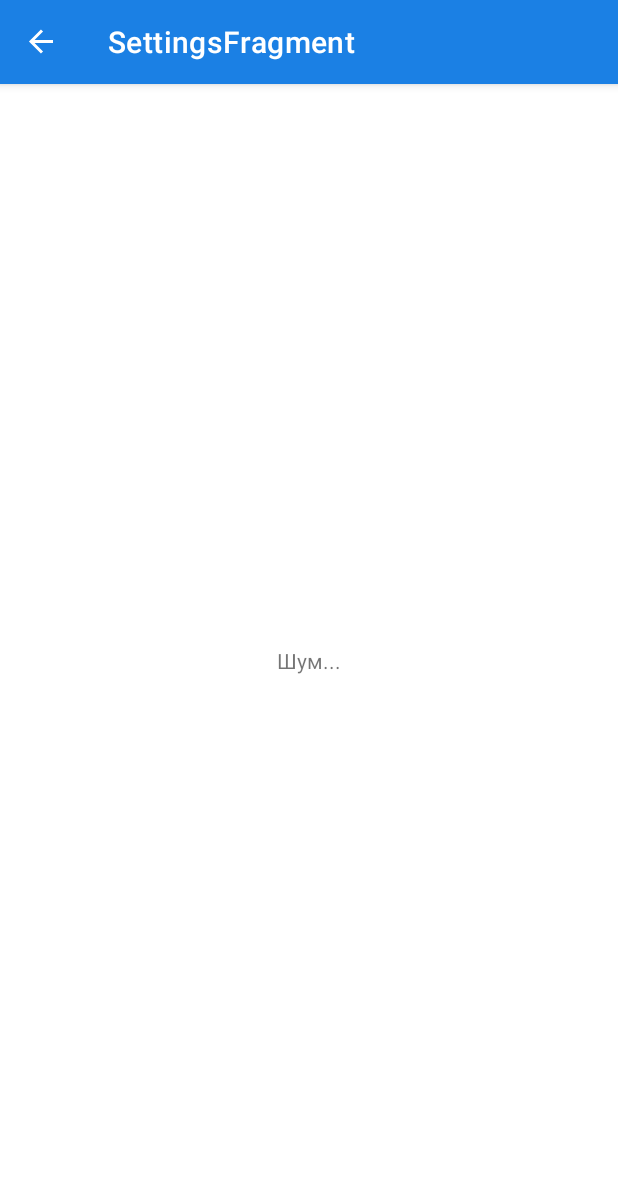
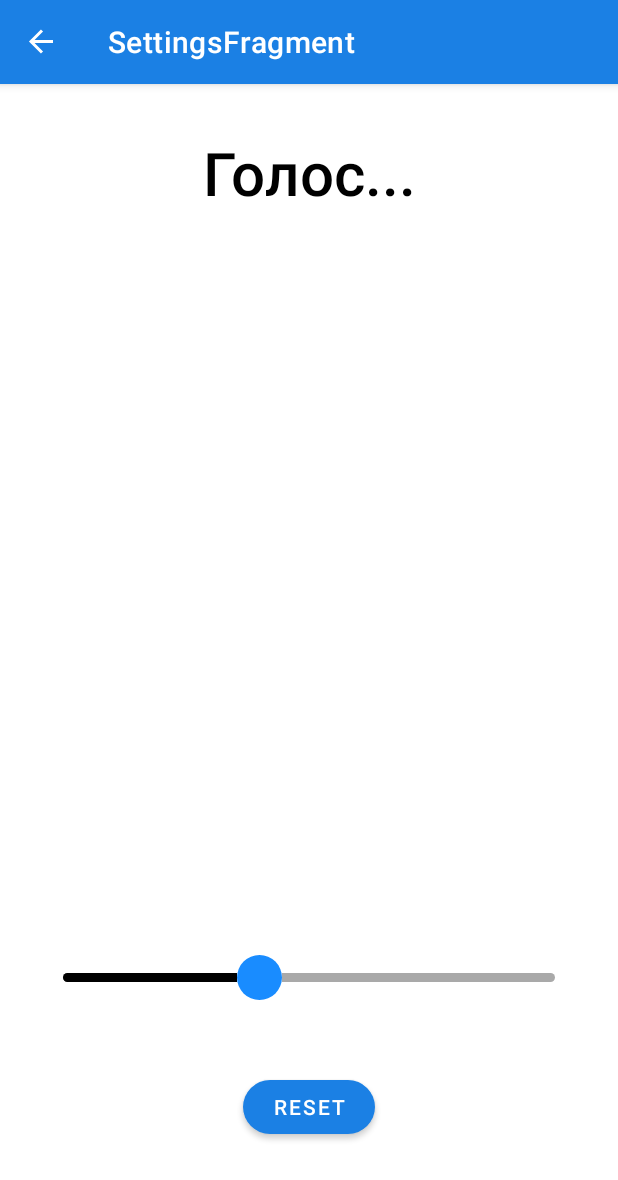
Before and after one commit to zhilovhub/synthtranslator, an Android app: the SettingsFragment screen opened through its navigation route, on a phone screen of 412 x 824 dp. Shown: the top 1180 px of the screen. Run offline under Robolectric (Android 15) with nearby library versions, the phone set to English and light mode, and no system bars; our stand-ins replace data binding, navigation-ui.

Commit message:
styled seekbar

```diff
--- /dev/null
+++ b/synthtranslatorapp/app/src/main/res/drawable/border_seekbar.xml
@@ -0,0 +1,11 @@
+<?xml version="1.0" encoding="utf-8"?>
+<layer-list xmlns:android="http://schemas.android.com/apk/res/android">
+    <item>
+        <shape>
+            <corners
+                android:radius="5dp" />
+            <solid
+                android:color="@color/seekbar_bg" />
+        </shape>
+    </item>
+</layer-list>
--- /dev/null
+++ b/synthtranslatorapp/app/src/main/res/drawable/custom_thumb.xml
@@ -0,0 +1,10 @@
+<?xml version="1.0" encoding="utf-8"?>
+<layer-list xmlns:android="http://schemas.android.com/apk/res/android">
+    <item android:id="@+id/custom_thumb">
+        <shape android:shape="oval">
+            <solid android:color="@color/blue_200"/>
+            <size android:height="30dp"
+                android:width="30dp"/>
+        </shape>
+    </item>
+</layer-list>
--- /dev/null
+++ b/synthtranslatorapp/app/src/main/res/drawable/seekbar_progress.xml
@@ -0,0 +1,15 @@
+<?xml version="1.0" encoding="utf-8"?>
+<layer-list
+    xmlns:android="http://schemas.android.com/apk/res/android">
+    <item
+        android:id="@+id/progressShape" >
+        <clip>
+            <shape
+                android:shape="rectangle" >
+                <corners android:radius="5dp" />
+                <solid android:color="@color/black" />
+            </shape>
+        </clip>
+
+    </item>
+</layer-list>
--- /dev/null
+++ b/synthtranslatorapp/app/src/main/res/drawable/seekbar_style.xml
@@ -0,0 +1,11 @@
+<?xml version="1.0" encoding="utf-8"?>
+<layer-list xmlns:android="http://schemas.android.com/apk/res/android">
+    <item android:id="@android:id/background"
+        android:drawable="@drawable/border_seekbar" >
+    </item>
+
+    <item android:id="@android:id/progress" >
+        <clip
+            android:drawable="@drawable/seekbar_progress" />
+    </item>
+</layer-list>
--- a/synthtranslatorapp/app/src/main/res/layout/fragment_settings.xml
+++ b/synthtranslatorapp/app/src/main/res/layout/fragment_settings.xml
@@ -8,15 +8,47 @@
         android:layout_width="match_parent"
         android:layout_height="match_parent">
 
-
         <TextView
             android:id="@+id/textView"
             android:layout_width="wrap_content"
             android:layout_height="wrap_content"
-            android:text="Шум..."
-            app:layout_constraintBottom_toBottomOf="parent"
+            android:layout_marginTop="32dp"
+            android:fontFamily="sans-serif-medium"
+            android:text="@string/barrierLevel"
+            android:textAlignment="center"
+            android:textColor="@color/black"
+            android:textSize="40sp"
             app:layout_constraintEnd_toEndOf="parent"
             app:layout_constraintStart_toStartOf="parent"
             app:layout_constraintTop_toTopOf="parent" />
+
+        <Button
+            android:id="@+id/button"
+            android:layout_width="wrap_content"
+            android:layout_height="wrap_content"
+            android:layout_marginStart="16dp"
+            android:layout_marginEnd="16dp"
+            android:layout_marginBottom="62dp"
+            android:text="@string/resetButton"
+            app:cornerRadius="200dp"
+            app:layout_constraintBottom_toBottomOf="parent"
+            app:layout_constraintEnd_toEndOf="parent"
+            app:layout_constraintStart_toStartOf="parent" />
+
+        <SeekBar
+            android:id="@+id/seekBar"
+            android:layout_width="0dp"
+            android:layout_height="30dp"
+            android:progress="40"
+            android:progressDrawable="@drawable/seekbar_style"
+            android:thumb="@drawable/custom_thumb"
+            android:paddingBottom="12dp"
+            android:paddingTop="12dp"
+            android:layout_marginStart="26dp"
+            android:layout_marginEnd="26dp"
+            android:layout_marginBottom="47dp"
+            app:layout_constraintBottom_toTopOf="@+id/button"
+            app:layout_constraintEnd_toEndOf="parent"
+            app:layout_constraintStart_toStartOf="parent" />
     </androidx.constraintlayout.widget.ConstraintLayout>
 </layout>
--- a/synthtranslatorapp/app/src/main/res/values/colors.xml
+++ b/synthtranslatorapp/app/src/main/res/values/colors.xml
@@ -10,4 +10,6 @@
     <color name="teal_700">#FF018786</color>
     <color name="black">#FF000000</color>
     <color name="white">#FFFFFFFF</color>
+
+    <color name="seekbar_bg">#A9A9A9</color>
 </resources>
--- a/synthtranslatorapp/app/src/main/res/values/strings.xml
+++ b/synthtranslatorapp/app/src/main/res/values/strings.xml
@@ -4,6 +4,8 @@
     <string name="stopButton">Stop</string>
     <string name="translatedText">could you tell me how to get to the \nsubway...</string>
     <string name="recognizedText">не могли бы вы подсказать как дойти до метро...</string>
+    <string name="resetButton">Reset</string>
+    <string name="barrierLevel">Голос...</string>
     <!-- TODO: Remove or change this placeholder text -->
     <string name="hello_blank_fragment">Hello blank fragment</string>
 </resources>
```
